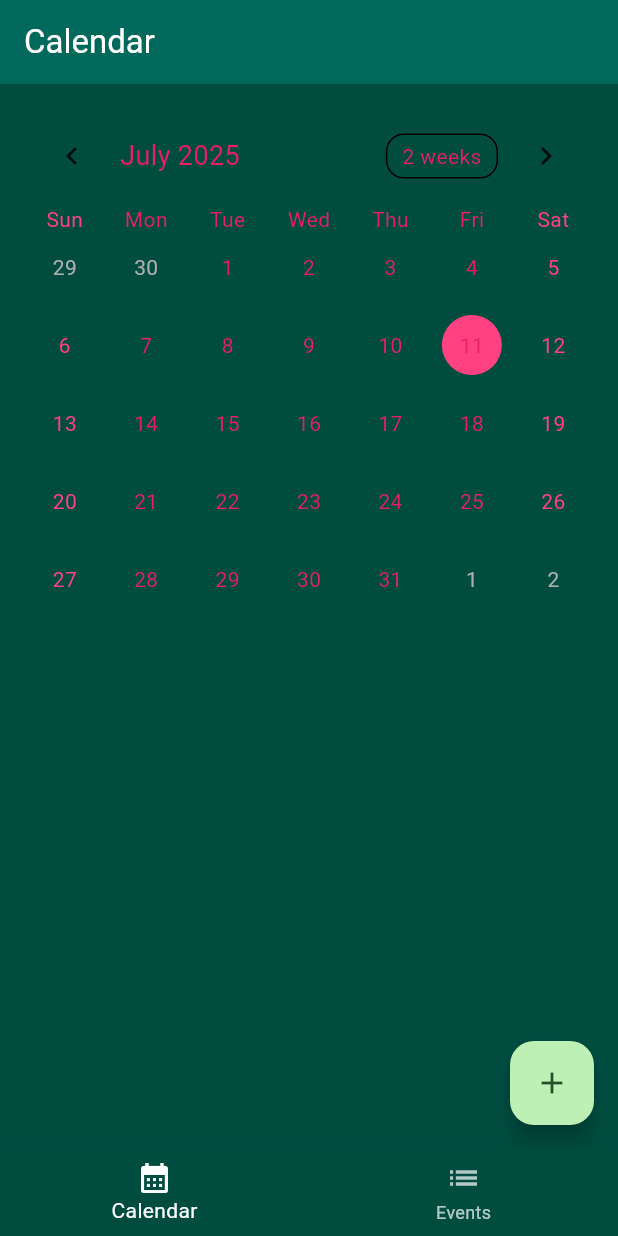
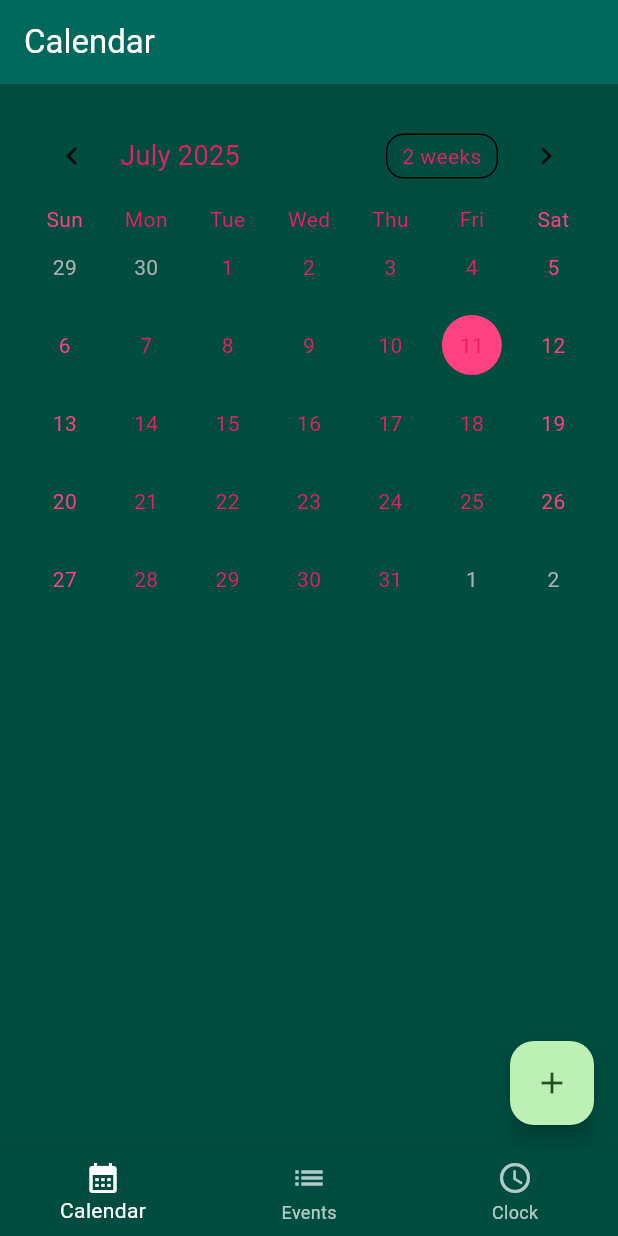
Before and after one commit to e-l-b/hierarchy_shell, a Flutter app: the screen it shows after launch, on a phone screen of 412 x 824 dp. Run offline on Flutter 3.47's test engine with Material 3 defaults, Android fonts, the phone set to English and light mode, and no system bars; drawn by our look-alikes of table_calendar.

Commit message:
added clock

```diff
--- a/lib/main_navigation_page.dart
+++ b/lib/main_navigation_page.dart
@@ -1,6 +1,7 @@
 import 'package:flutter/material.dart';
 import 'main.dart';
 import 'events_list_page.dart';
+import 'clock_page.dart';
 
 class MainNavigationPage extends StatefulWidget {
   const MainNavigationPage({super.key});
@@ -15,6 +16,7 @@ class _MainNavigationPageState extends State<MainNavigationPage> {
   final List<Widget> _pages = [
     const MyHomePage(title: 'Calendar'),
     const EventsListPage(),
+    const ClockPage(),
   ];
 
   @override
@@ -42,6 +44,11 @@ class _MainNavigationPageState extends State<MainNavigationPage> {
             label: 'Events',
             backgroundColor: Color(0xFF004D40), // Deep green background
           ),
+          BottomNavigationBarItem(
+            icon: Icon(Icons.access_time),
+            label: 'Clock',
+            backgroundColor: Color(0xFF004D40), // Deep green background
+          ),
         ],
       ),
     );
```
Also changed, not shown: lib/clock_page.dart (added, +53 -0 lines).
